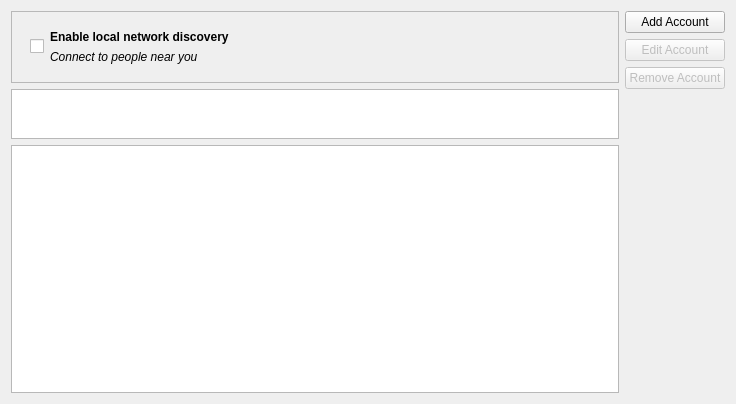
First picture: the form in src/main-widget.ui, repository KDE/ktp-accounts-kcm, before the edit.
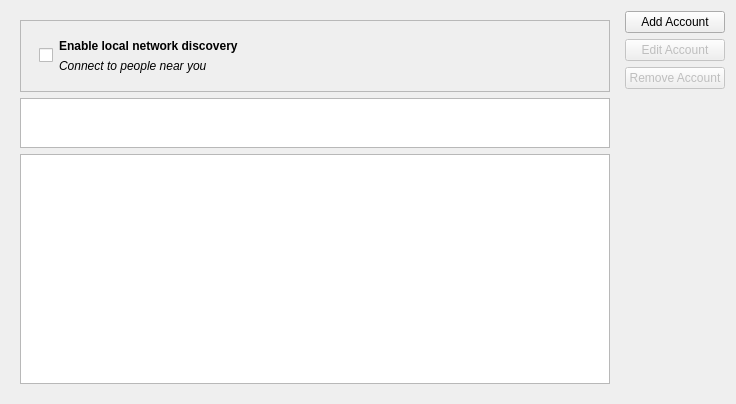
Second picture: the form after the edit. Custom widgets are drawn as their Qt base class.

Commit message:
Use dialog-less setup for link-local xmpp (salut)
FEATURE: 282412

```diff
--- a/src/main-widget.ui
+++ b/src/main-widget.ui
@@ -14,6 +14,7 @@
    <item>
     <layout class="QHBoxLayout" name="horizontalLayout_2">
      <item>
+      <widget class="QWidget" name="mainBodyWidget" native="true">
       <layout class="QVBoxLayout" name="verticalLayout">
        <item>
         <widget class="QFrame" name="salutEnableFrame">
@@ -29,9 +30,9 @@
          <property name="frameShadow">
           <enum>QFrame::Raised</enum>
          </property>
-         <layout class="QHBoxLayout" name="horizontalLayout_3">
+          <layout class="QVBoxLayout" name="verticalLayout_5">
           <item>
-           <widget class="QWidget" name="widget" native="true">
+            <widget class="QWidget" name="salutWidget" native="true">
             <property name="sizePolicy">
              <sizepolicy hsizetype="Minimum" vsizetype="Minimum">
               <horstretch>0</horstretch>
@@ -101,6 +102,43 @@
             </layout>
            </widget>
           </item>
+<!--           <item>
+            <widget class="QFrame" name="frame">
+             <property name="minimumSize">
+              <size>
+               <width>0</width>
+               <height>80</height>
+              </size>
+             </property>
+             <property name="maximumSize">
+              <size>
+               <width>16777215</width>
+               <height>16777215</height>
+              </size>
+             </property>
+             <property name="frameShape">
+              <enum>QFrame::StyledPanel</enum>
+             </property>
+             <property name="frameShadow">
+              <enum>QFrame::Raised</enum>
+             </property>
+             <layout class="QVBoxLayout" name="verticalLayout_6">
+              <property name="leftMargin">
+               <number>0</number>
+              </property>
+              <property name="rightMargin">
+               <number>0</number>
+              </property>
+              <item>
+               <widget class="QLabel" name="label">
+                <property name="text">
+                 <string>TextLabel</string>
+                </property>
+               </widget>
+              </item>
+             </layout>
+            </widget>
+           </item>-->
          </layout>
         </widget>
        </item>
@@ -131,6 +169,7 @@
         </widget>
        </item>
       </layout>
+      </widget>
      </item>
      <item>
       <layout class="QVBoxLayout" name="verticalLayout_3">
```
Lines whose indentation alone changed are shown as unchanged. The commit also changes 11 other files.
